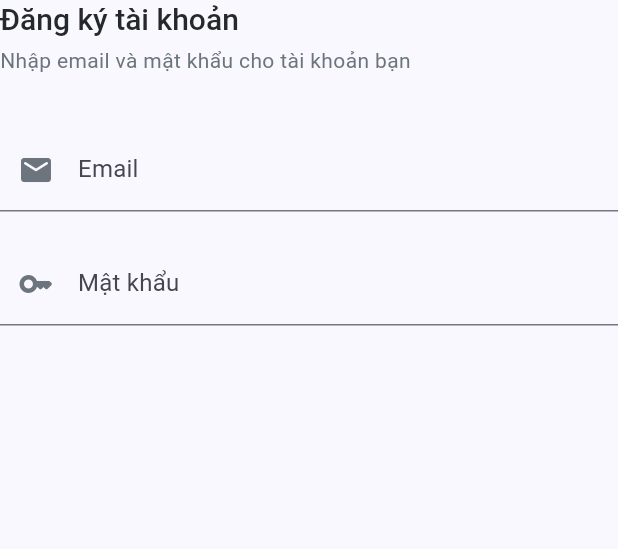
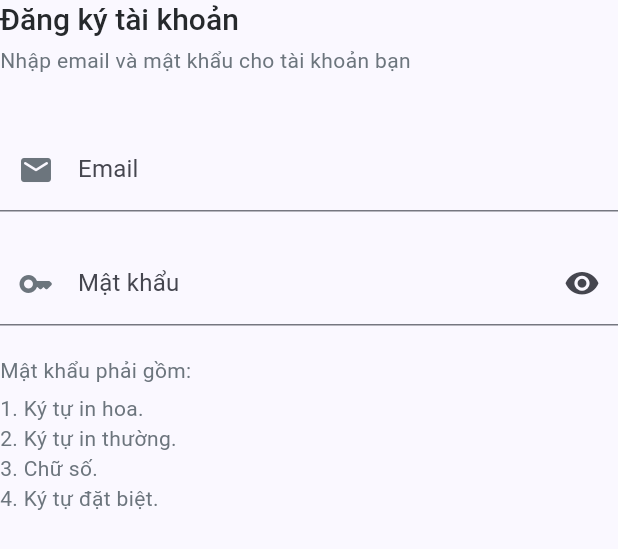
Before and after one commit to thoaikun/unidy_mobile, a Flutter app: the CreateAccountStep widget shown alone on an empty page, opened directly, on a phone screen of 412 x 824 dp. Shown: the top 549 px of the screen. Run offline on Flutter 3.47's test engine with Material 2 defaults, Android fonts, the phone set to English and light mode, and no system bars; our stand-ins replace flutter_svg, get_it, google_fonts, rxdart; network calls fail.

Commit message:
update signup view model logic

```diff
--- a/lib/config/config_theme.dart
+++ b/lib/config/config_theme.dart
@@ -56,6 +56,8 @@ TextButtonThemeData unidyTextButtonThemeData = TextButtonThemeData(
   )
 );
 
+
+
 AppBarTheme unidyAppBarTheme = AppBarTheme(
   elevation: 0.2,
   backgroundColor: unidyColorScheme.background,
--- a/lib/screens/authentication/signup/create_account.dart
+++ /dev/null
@@ -1,46 +0,0 @@
-import 'package:flutter/material.dart';
-import 'package:unidy_mobile/config/config_color.dart';
-import 'package:unidy_mobile/widgets/input/input.dart';
-
-class CreateAccountStep extends StatelessWidget {
-  const CreateAccountStep({super.key});
-
-  @override
-  Widget build(BuildContext context) {
-    return Column(
-      crossAxisAlignment: CrossAxisAlignment.start,
-      children: [
-        Column(
-          crossAxisAlignment: CrossAxisAlignment.start,
-          children: [
-            Text(
-              'Đăng ký tài khoản',
-              style: Theme.of(context).textTheme.titleLarge?.copyWith(fontSize: 20),
-            ),
-            const SizedBox(height: 5),
-            Text(
-              'Nhập email và mật khẩu cho tài khoản bạn',
-              style: Theme.of(context)
-                  .textTheme
-                  .bodyMedium
-                  ?.copyWith(color: TextColor.textColor300),
-            )
-          ],
-        ),
-        const SizedBox(height: 35),
-        const Input(
-            label: 'Email',
-            placeholder: 'Nhập email của bạn',
-            icon: Icon(Icons.email_rounded)
-        ),
-        const SizedBox(height: 20),
-        const Input(
-          label: 'Mật khẩu',
-          placeholder: 'Nhập mật khẩu của bạn',
-          type: InputType.password,
-          icon: Icon(Icons.key_rounded),
-        )
-      ],
-    );
-  }
-}
--- /dev/null
+++ b/lib/screens/authentication/signup/step/create_account.dart
@@ -0,0 +1,80 @@
+import 'package:flutter/material.dart';
+import 'package:provider/provider.dart';
+import 'package:unidy_mobile/config/config_color.dart';
+import 'package:unidy_mobile/view_model/signup_view_model.dart';
+import 'package:unidy_mobile/widgets/input/input.dart';
+
+class CreateAccountStep extends StatelessWidget {
+  const CreateAccountStep({super.key});
+
+  @override
+  Widget build(BuildContext context) {
+    return Consumer<SignUpViewModel>(
+      builder: (BuildContext context, SignUpViewModel signUpViewModel, Widget? child) {
+        return Column(
+          crossAxisAlignment: CrossAxisAlignment.start,
+          children: [
+            Column(
+              crossAxisAlignment: CrossAxisAlignment.start,
+              children: [
+                Text(
+                  'Đăng ký tài khoản',
+                  style: Theme.of(context).textTheme.titleLarge?.copyWith(fontSize: 20),
+                ),
+                const SizedBox(height: 5),
+                Text(
+                  'Nhập email và mật khẩu cho tài khoản bạn',
+                  style: Theme.of(context)
+                      .textTheme
+                      .bodyMedium
+                      ?.copyWith(color: TextColor.textColor300),
+                )
+              ],
+            ),
+            const SizedBox(height: 35),
+            Input(
+                controller: signUpViewModel.emailController,
+                label: 'Email',
+                placeholder: 'Nhập email của bạn',
+                prefixIcon: Icon(Icons.email_rounded)
+            ),
+            const SizedBox(height: 20),
+            Input(
+              controller: signUpViewModel.passwordController,
+              label: 'Mật khẩu',
+              placeholder: 'Nhập mật khẩu của bạn',
+              prefixIcon: const Icon(Icons.key_rounded),
+              suffixIcon: IconButton(
+                onPressed: () {},
+                icon: const Icon(Icons.visibility_rounded)
+              ),
+              obscureText: true,
+            ),
+            const SizedBox(height: 20),
+            Text(
+              'Mật khẩu phải gồm:',
+              style: Theme.of(context).textTheme.bodyMedium?.copyWith(color: TextColor.textColor300),
+            ),
+            const SizedBox(height: 5),
+            Text(
+              '1. Ký tự in hoa.',
+              style: Theme.of(context).textTheme.bodyMedium?.copyWith(color: TextColor.textColor300)
+            ),
+            Text(
+              '2. Ký tự in thường.',
+              style: Theme.of(context).textTheme.bodyMedium?.copyWith(color: TextColor.textColor300),
+            ),
+            Text(
+              '3. Chữ số.',
+              style: Theme.of(context).textTheme.bodyMedium?.copyWith(color: TextColor.textColor300),
+            ),
+            Text(
+              '4. Ký tự đặt biệt.',
+              style: Theme.of(context).textTheme.bodyMedium?.copyWith(color: TextColor.textColor300),
+            )
+          ],
+        );
+      }
+    );
+  }
+}
--- a/lib/view_model/signup_view_model.dart
+++ b/lib/view_model/signup_view_model.dart
@@ -1,4 +1,7 @@
 import 'package:flutter/material.dart';
+import 'package:intl/intl.dart';
+import 'package:rxdart/rxdart.dart';
+import 'package:unidy_mobile/utils/untils_validation.dart';
 
 enum EUserRole {
   volunteer,
@@ -11,11 +14,49 @@ class SignUpViewModel extends ChangeNotifier {
   int _currentStep = 0;
   EUserRole? _selectedRole;
 
+  final TextEditingController _emailController = TextEditingController();
+  final TextEditingController _passwordController = TextEditingController();
+  final TextEditingController _dobController = TextEditingController();
+
+  final BehaviorSubject<String> _emailSubject = BehaviorSubject<String>();
+  final BehaviorSubject<String> _passwordSubject = BehaviorSubject<String>();
+
+  String? emailError;
+  String? passwordError;
+
   int get step => _currentStep;
   EUserRole? get selectedRole => _selectedRole;
+  TextEditingController get emailController => _emailController;
+  TextEditingController get passwordController => _passwordController;
+  TextEditingController get dobController => _dobController;
 
   SignUpViewModel() {
     _selectedRole = EUserRole.volunteer;
+    // _emailController.addListener(() => _setEmailError(null));
+    // _passwordController.addListener(() => _setPasswordError(null));
+
+    Stream<String> emailStream = _emailSubject.stream;
+    Stream<String> passwordStream = _passwordSubject.stream;
+
+    // validate new account
+    CombineLatestStream.combine2(
+        emailStream.transform(EmailValidation()),
+        passwordStream.transform(PasswordValidation()),
+            (a, b) => a && b
+    ).doOnError((error, stackTrace) {
+      if (error is ValidationException) {
+        switch (error.message) {
+          case 'Mật khẩu không hợp lệ':
+            _setPasswordError(error.message);
+            break;
+          case 'Email không hợp lệ':
+            _setEmailError(error.message);
+            break;
+        }
+      }
+    }).listen((event) {
+      print('ok');
+    });
   }
 
   void setUserRole(EUserRole role) {
@@ -49,7 +90,24 @@ class SignUpViewModel extends ChangeNotifier {
       lastDate: DateTime(2101),
     );
     if (picked != null && picked != DateTime.now()) {
-      print(picked);
+      String date = DateFormat('dd/MM/yyyy').format(picked).toString();
+      _dobController.text = date;
     }
   }
+
+  void _setEmailError(String? error) {
+    emailError = error;
+    notifyListeners();
+  }
+  void _setPasswordError(String? error) {
+    passwordError = error;
+    notifyListeners();
+  }
+  void handleClickCreateAccount() {
+    Sink<String> emailSink = _emailSubject.sink;
+    Sink<String> passwordSink = _passwordSubject.sink;
+
+    emailSink.add(_emailController.text);
+    passwordSink.add(_passwordController.text);
+  }
 }
--- a/lib/widgets/input/input.dart
+++ b/lib/widgets/input/input.dart
@@ -2,16 +2,11 @@ import 'package:flutter/material.dart';
 import 'package:unidy_mobile/config/config_color.dart';
 import 'package:unidy_mobile/config/config_theme.dart';
 
-enum InputType {
-  text,
-  password
-}
-
 class Input extends StatelessWidget {
   final TextEditingController? controller;
   final void Function()? onTap;
-  final InputType type;
-  final Icon? icon;
+  final Widget? prefixIcon;
+  final Widget? suffixIcon;
   final String label;
   final String? placeholder;
   final String? error;
@@ -19,20 +14,22 @@ class Input extends StatelessWidget {
   final bool autoFocus;
   final bool readOnly;
   final bool enableBorder;
+  final bool obscureText;
 
   const Input({
     Key? key,
     this.controller,
     this.onTap,
-    this.type = InputType.text,
-    this.icon,
+    this.prefixIcon,
+    this.suffixIcon,
     required this.label,
     this.placeholder,
     this.error,
     this.numberKeyboard = false,
     this.autoFocus = false,
     this.readOnly = false,
-    this.enableBorder = false
+    this.enableBorder = false,
+    this.obscureText = false,
   }) : super(key: key);
 
   InputDecoration getInputDecoration() {
@@ -41,7 +38,7 @@ class Input extends StatelessWidget {
       errorText: error,
       hintText: placeholder,
 
-      prefixIcon: icon,
+      prefixIcon: prefixIcon,
       prefixIconColor: MaterialStateColor.resolveWith(
         (Set<MaterialState> states) {
           if (states.contains(MaterialState.focused)) {
@@ -53,6 +50,8 @@ class Input extends StatelessWidget {
           return TextColor.textColor300;
         }
       ),
+
+      suffixIcon: suffixIcon,
 
       enabledBorder: enableBorder ? OutlineInputBorder(
         borderRadius: BorderRadius.circular(4),
@@ -82,8 +81,25 @@ class Input extends StatelessWidget {
       textAlignVertical: TextAlignVertical.center,
       autofocus: autoFocus,
       readOnly: readOnly,
-      obscureText: type == InputType.password,
+      obscureText: obscureText,
       onTap: onTap
     );
   }
+
+  Widget dropdown<String>(BuildContext context, List<String> items, void Function(String?)? onSelected) {
+    return DropdownMenu<String>(
+      width: MediaQuery.of(context).size.width - 40,
+      label: Text(label),
+      leadingIcon: prefixIcon,
+      initialSelection: items[0],
+      dropdownMenuEntries: items.map((String item) => DropdownMenuEntry<String>(
+        value: item,
+        label: '$item',
+      )).toList(),
+      onSelected: onSelected,
+      inputDecorationTheme: const InputDecorationTheme(
+        enabledBorder: null,
+      ),
+    );
+  }
 }
--- a/pubspec.yaml
+++ b/pubspec.yaml
@@ -42,6 +42,7 @@ dependencies:
   flutter_svg: ^2.0.7
   font_awesome_flutter: ^10.5.0
   rxdart: ^0.27.7
+  intl: ^0.18.1
 
 dev_dependencies:
   flutter_test:
```
Also changed, not shown: lib/screens/authentication/login.dart (+9 -5 lines), lib/screens/authentication/signup/index.dart (+4 -4 lines), lib/screens/authentication/signup/step/information.dart (renamed from lib/screens/authentication/signup/information.dart, +9 -9 lines), lib/utils/untils_validation.dart (+29 -4 lines), lib/view_model/login_view_model.dart (+20 -6 lines), lib/screens/authentication/signup/step/complete_signup.dart (renamed from lib/screens/authentication/signup/complete_signup.dart), lib/screens/authentication/signup/step/select_role.dart (renamed from lib/screens/authentication/signup/select_role.dart), pubspec.lock.
